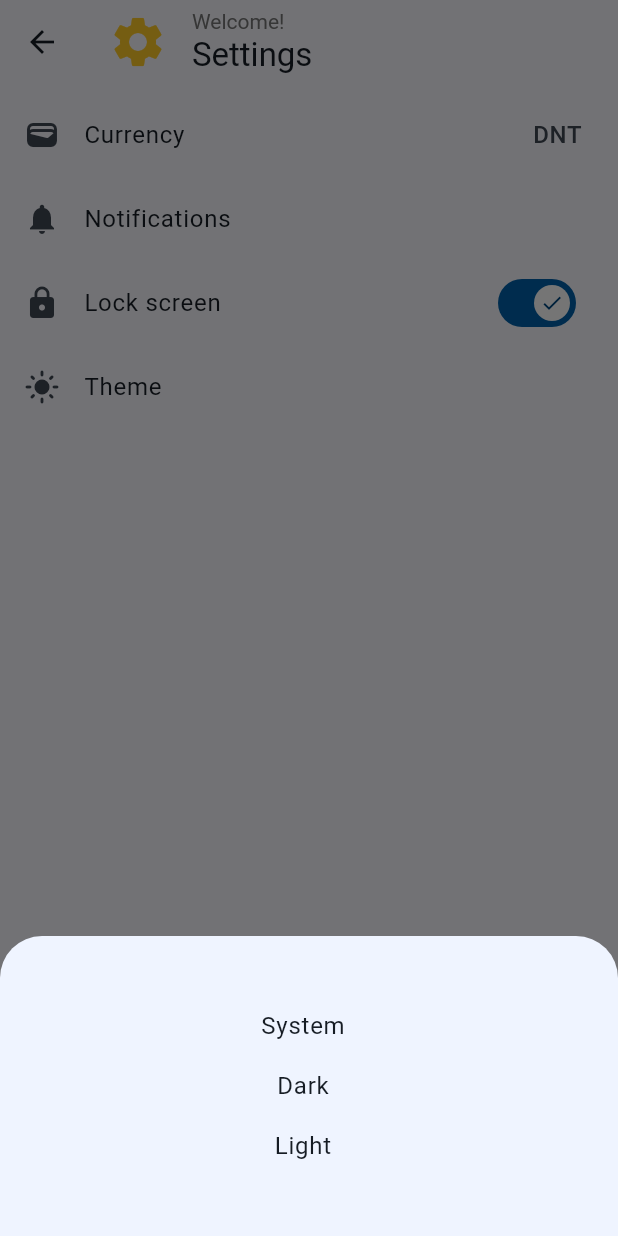
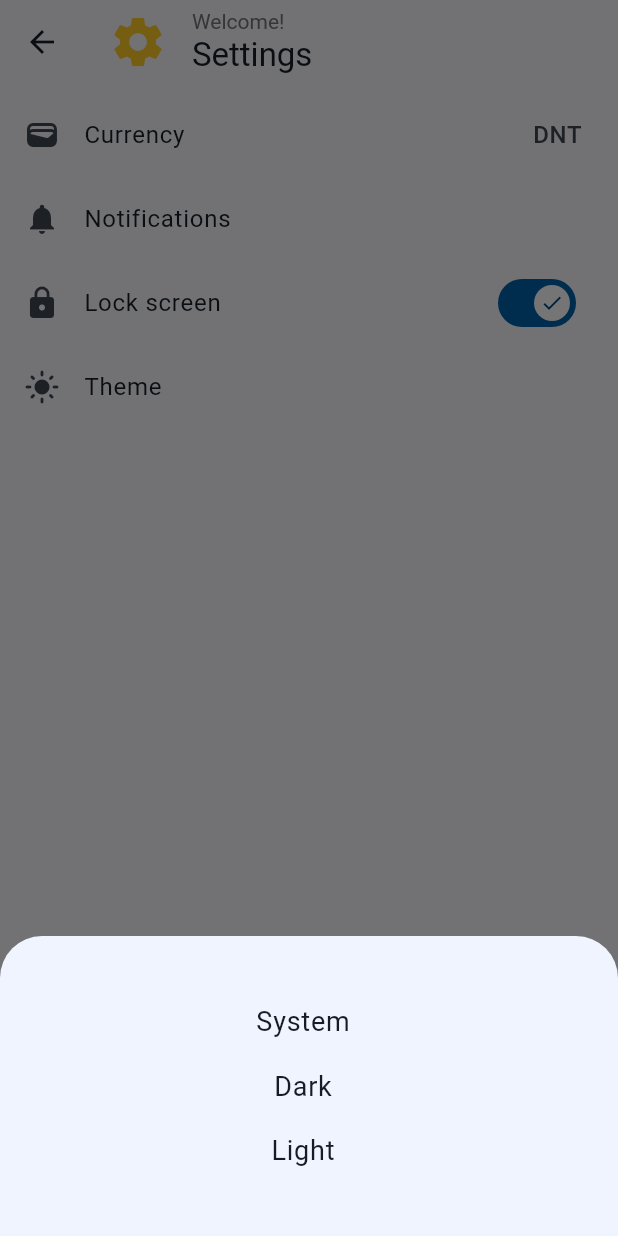
Before and after one commit to kariyum/wallet, a Flutter app: the MyHomePage screen opened directly, item 3 of the bottom bar chosen, after a tap on "Theme", on a phone screen of 412 x 824 dp. Run offline on Flutter 3.47's test engine with Material 3 defaults, Android fonts, the phone set to English and light mode, and no system bars; our stand-ins replace awesome_notifications, cloud_firestore, firebase_core, shared_preferences, sqflite, sqflite_common_ffi_web; accounts and stored records are empty.

Commit message:
fixed layout modal bottom sheet

```diff
--- a/lib/screens/settings.dart
+++ b/lib/screens/settings.dart
@@ -77,7 +77,9 @@ class _SettingsState extends State<Settings> {
             ),
             ListTile(
               title: Text("Theme"),
-              leading: themeProvider.isLightMode() ? Icon(Icons.light_mode) : Icon(Icons.dark_mode),
+              leading: themeProvider.isLightMode()
+                  ? Icon(Icons.light_mode)
+                  : Icon(Icons.dark_mode),
               onTap: () async {
                 await onThemeTap(themeProvider);
               },
@@ -93,7 +95,8 @@ class _SettingsState extends State<Settings> {
     return showModalBottomSheet(
       context: context,
       builder: (context) {
-        return SizedBox(
+        return SafeArea(
+          child: SizedBox(
             height: 200,
             child: Center(
               child: SingleChildScrollView(
@@ -103,7 +106,13 @@ class _SettingsState extends State<Settings> {
                     for (final theme in supportedThemes)
                       ListTile(
                         title: Center(
-                          child: Text(theme)),
+                          child: Text(
+                            theme,
+                            style: const TextStyle(
+                              fontSize: 18,
+                            ),
+                          ),
+                        ),
                         visualDensity: const VisualDensity(
                             vertical: VisualDensity.minimumDensity),
                         onTap: () {
@@ -122,6 +131,7 @@ class _SettingsState extends State<Settings> {
                 ),
               ),
             ),
+          ),
         );
       },
     );
@@ -132,7 +142,8 @@ class _SettingsState extends State<Settings> {
     return showModalBottomSheet(
       context: context,
       builder: (context) {
-        return SizedBox(
+        return SafeArea(
+          child: SizedBox(
             height: 200,
             child: Center(
               child: SingleChildScrollView(
@@ -142,7 +153,13 @@ class _SettingsState extends State<Settings> {
                     for (final currency in supportedCurrencies)
                       ListTile(
                         title: Center(
-                          child: Text(config.currencyToString(currency))),
+                          child: Text(
+                            config.currencyToString(currency),
+                            style: const TextStyle(
+                              fontSize: 18,
+                            ),
+                          ),
+                        ),
                         visualDensity: const VisualDensity(
                             vertical: VisualDensity.minimumDensity),
                         onTap: () {
@@ -154,6 +171,7 @@ class _SettingsState extends State<Settings> {
                 ),
               ),
             ),
+          ),
         );
       },
     );
```
Lines whose indentation alone changed are shown as unchanged.
